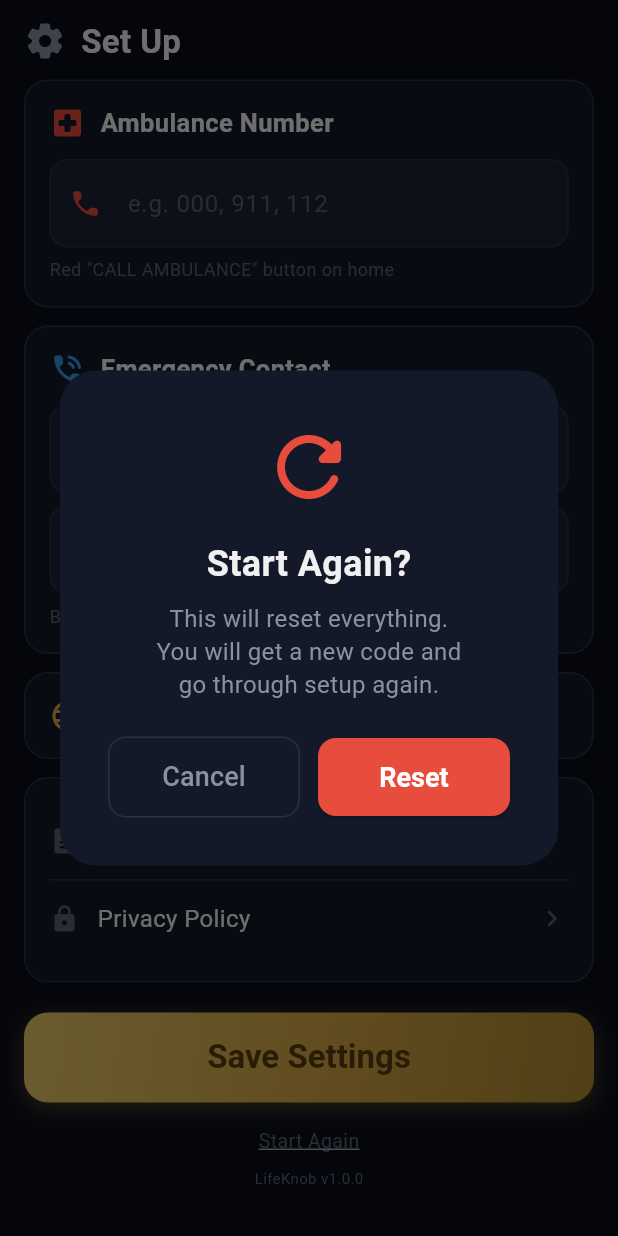
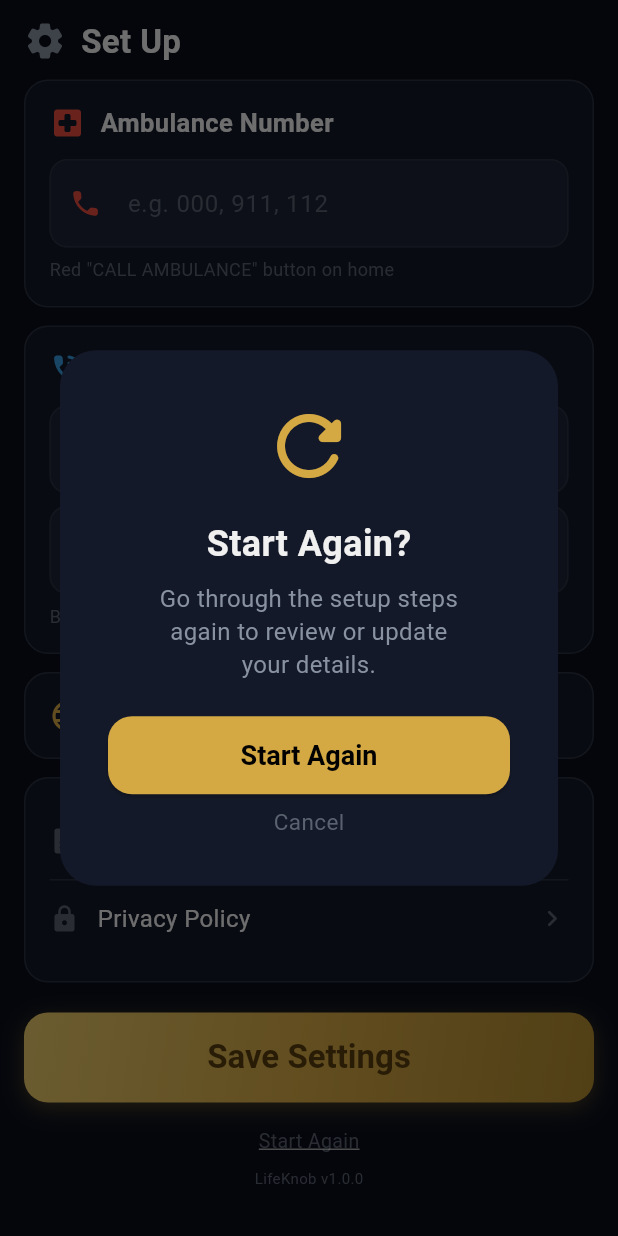
Before and after one commit to anirudhatalmale6-alt/lifeknob-flutter, a Flutter app: the SettingsScreen screen opened directly, scrolled down 168 dp, after a tap on "Start Again", on a phone screen of 412 x 824 dp. Run offline on Flutter 3.47's test engine with Material 3 defaults, Android fonts, the phone set to English and light mode, and no system bars; our stand-ins replace image_picker, shared_preferences; accounts and stored records are empty; network calls fail.

Commit message:
Start Again: tutorial replay with pre-filled data, no reset
- Start Again goes to onboarding without clearing data
- All fields pre-filled with existing user data (name, email, phone, emergency, avatar)
- User can review/update step by step, then back to main
- Friendlier dialog: "review or update your details"

Co-Authored-By: Claude Opus 4.6 (1M context) <noreply@anthropic.com>

```diff
--- a/lib/screens/settings_screen.dart
+++ b/lib/screens/settings_screen.dart
@@ -186,33 +186,28 @@ class _SettingsScreenState extends State<SettingsScreen> {
           child: Column(
             mainAxisSize: MainAxisSize.min,
             children: [
-              const Icon(Icons.refresh_rounded, size: 64, color: LKTheme.red),
+              const Icon(Icons.refresh_rounded, size: 64, color: LKTheme.gold),
               const SizedBox(height: 16),
               const Text('Start Again?', style: TextStyle(fontSize: 24, fontWeight: FontWeight.bold, color: LKTheme.textPrimary)),
               const SizedBox(height: 8),
-              const Text('This will reset everything.\nYou will get a new code and\ngo through setup again.', textAlign: TextAlign.center, style: TextStyle(fontSize: 16, color: LKTheme.textSecondary, height: 1.4)),
+              const Text('Go through the setup steps\nagain to review or update\nyour details.', textAlign: TextAlign.center, style: TextStyle(fontSize: 16, color: LKTheme.textSecondary, height: 1.4)),
               const SizedBox(height: 24),
-              Row(children: [
-                Expanded(child: OutlinedButton(
-                  onPressed: () => Navigator.pop(ctx, false),
-                  style: OutlinedButton.styleFrom(foregroundColor: LKTheme.textSecondary, side: const BorderSide(color: LKTheme.border), shape: RoundedRectangleBorder(borderRadius: BorderRadius.circular(12)), padding: const EdgeInsets.symmetric(vertical: 14)),
-                  child: const Text('Cancel', style: TextStyle(fontSize: 18)),
-                )),
-                const SizedBox(width: 12),
-                Expanded(child: ElevatedButton(
-                  onPressed: () => Navigator.pop(ctx, true),
-                  style: ElevatedButton.styleFrom(backgroundColor: LKTheme.red, foregroundColor: Colors.white, shape: RoundedRectangleBorder(borderRadius: BorderRadius.circular(12)), padding: const EdgeInsets.symmetric(vertical: 14)),
-                  child: const Text('Reset', style: TextStyle(fontSize: 18, fontWeight: FontWeight.bold)),
-                )),
-              ]),
+              SizedBox(width: double.infinity, height: 52, child: ElevatedButton(
+                onPressed: () => Navigator.pop(ctx, true),
+                child: const Text('Start Again', style: TextStyle(fontSize: 18, fontWeight: FontWeight.bold)),
+              )),
+              const SizedBox(height: 8),
+              Center(child: GestureDetector(
+                onTap: () => Navigator.pop(ctx, false),
+                child: const Text('Cancel', style: TextStyle(fontSize: 15, color: LKTheme.textMuted)),
+              )),
             ],
           ),
         ),
       ),
     );
     if (confirm != true) return;
-    await AuthService().logout();
-    if (mounted) Navigator.pushNamedAndRemoveUntil(context, '/', (route) => false);
+    if (mounted) Navigator.pushNamedAndRemoveUntil(context, '/onboarding', (route) => false);
   }
 
   @override
```
Also changed, not shown: lib/screens/onboarding_screen.dart (+10 -1 lines).
